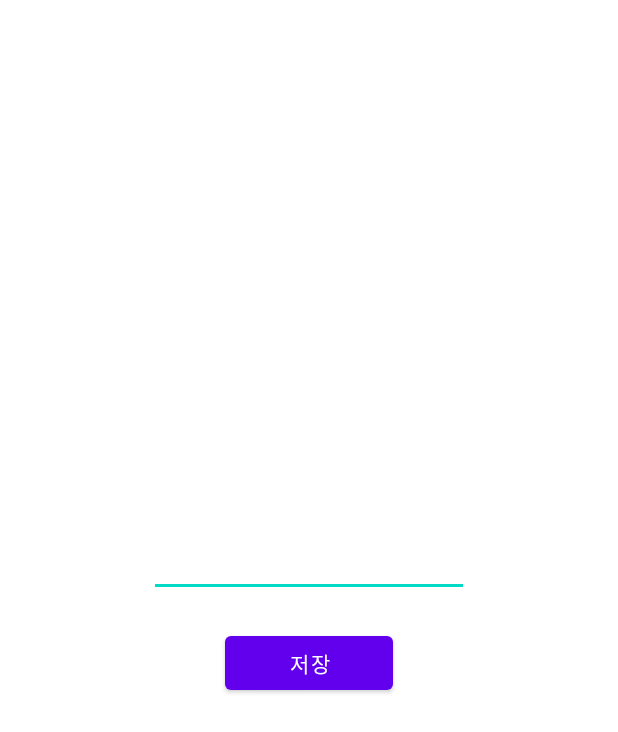
After one commit to retroinspect/cs496-week1, an Android app: the layout image_title_edit.xml on its own in the app's theme, with its tools: preview values and no code run, on a phone screen of 412 x 824 dp. The commit adds this screen. Shown: the top 732 px of the screen. Run offline under Robolectric (Android 15) with nearby library versions, the phone set to English and light mode, and no system bars.

Commit message:
feat: image title edit 기능 구현

```diff
--- a/app/src/main/AndroidManifest.xml
+++ b/app/src/main/AndroidManifest.xml
@@ -4,6 +4,7 @@
     <uses-permission
         android:name="android.permission.READ_CONTACTS"/>
     <uses-permission android:name="android.permission.READ_EXTERNAL_STORAGE"/>
+    <uses-permission android:name="android.permission.WRITE_EXTERNAL_STORAGE"/>
     <application
         android:name=".SampleApplication"
         android:allowBackup="true"
--- a/app/src/main/java/com/example/sample/MainActivity.kt
+++ b/app/src/main/java/com/example/sample/MainActivity.kt
@@ -17,7 +17,7 @@ import timber.log.Timber
 
 class MainActivity : AppCompatActivity() {
 
-    val permissions = arrayOf(Manifest.permission.READ_CONTACTS, Manifest.permission.READ_EXTERNAL_STORAGE)
+    val permissions = arrayOf(Manifest.permission.READ_CONTACTS, Manifest.permission.READ_EXTERNAL_STORAGE, Manifest.permission.WRITE_EXTERNAL_STORAGE)
 
     @RequiresApi(Build.VERSION_CODES.M)
     override fun onCreate(savedInstanceState: Bundle?) {
--- a/app/src/main/java/com/example/sample/ui/dashboard/DashboardFragment.kt
+++ b/app/src/main/java/com/example/sample/ui/dashboard/DashboardFragment.kt
@@ -48,10 +48,10 @@ class DashboardFragment : Fragment() {
             val itemClickIntent = Intent(context, ClickImageActivity::class.java)
 
             override fun onClick(view: View, position:Int) {
-                Log.d("DashboardFragment", "${position}번 리스트 선택")
                 itemClickIntent.putExtra("image_uri", allImages[position].uri.toString())
                 itemClickIntent.putExtra("image_title", allImages[position].title)
                 startActivity(itemClickIntent)
+                adapter.notifyDataSetChanged()
             }
         })
         dashboardViewModel.text.observe(viewLifecycleOwner, Observer {
--- /dev/null
+++ b/app/src/main/res/layout/image_title_edit.xml
@@ -0,0 +1,26 @@
+<?xml version="1.0" encoding="utf-8"?>
+<LinearLayout
+    xmlns:android="http://schemas.android.com/apk/res/android"
+    xmlns:tools="http://schemas.android.com/tools"
+    android:layout_width="match_parent"
+    android:layout_height="match_parent"
+    android:orientation="vertical"
+    android:gravity="center"
+    android:layout_margin="50dp">
+
+    <EditText
+        android:id="@+id/edit_image_title"
+        android:layout_width="wrap_content"
+        android:layout_height="40dp"
+        android:layout_marginBottom="20dp"
+        android:autofillHints=""
+        android:ems="10"
+        android:inputType="textPersonName" />
+
+    <Button
+        android:id="@+id/edit_image_save_button"
+        android:layout_width="112dp"
+        android:layout_height="wrap_content"
+        android:text="저장" />
+
+</LinearLayout>
```
Also changed, not shown: app/src/main/java/com/example/sample/ui/dashboard/ClickImageActivity.kt (+31 -5 lines).
